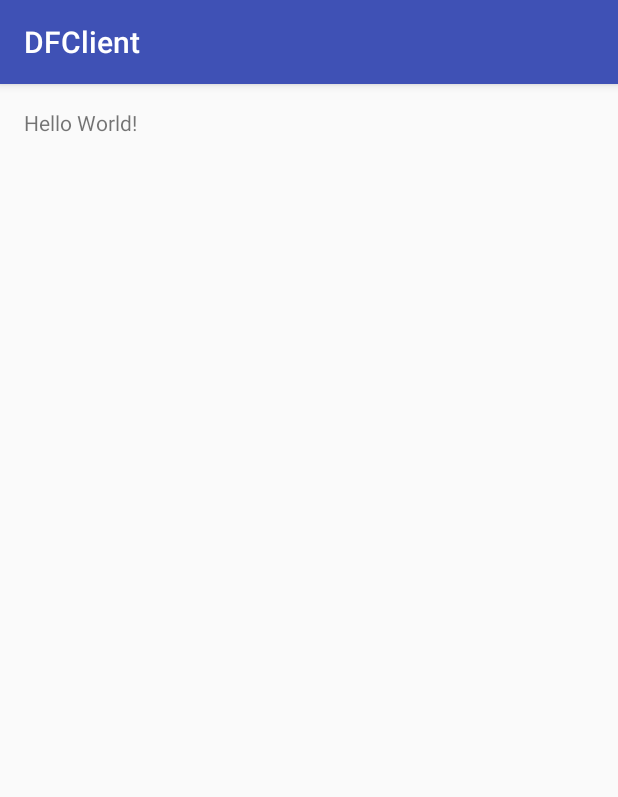
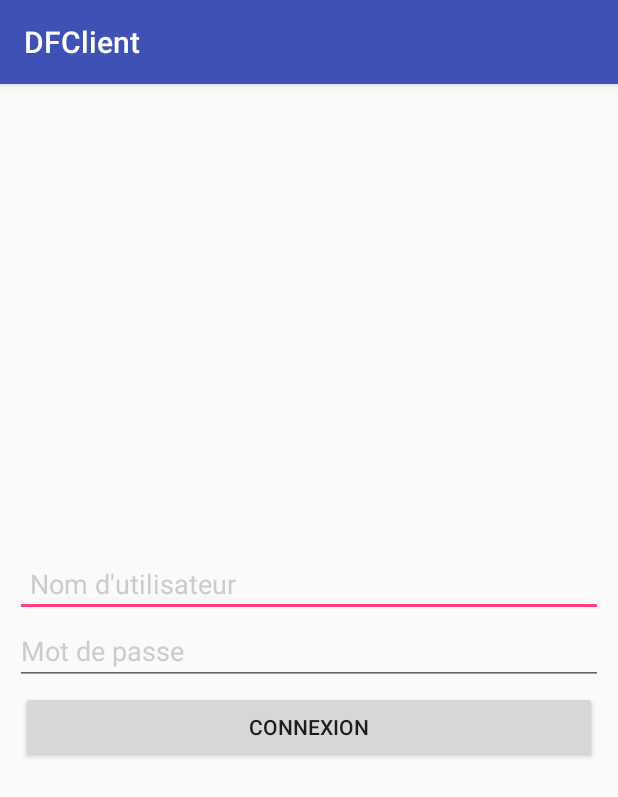
Before and after one commit to TeamDroneFireman/AndroidApp, an Android app: the screen it shows after launch (LoginActivity), on a phone screen of 412 x 824 dp. Shown: the top 797 px of the screen. Run offline under Robolectric (Android 15) with nearby library versions, the phone set to English and light mode, and no system bars.

Commit message:
Ajout d'un formulaire basique de login

```diff
--- a/app/src/main/res/layout/activity_login.xml
+++ b/app/src/main/res/layout/activity_login.xml
@@ -1,16 +1,39 @@
-<?xml version="1.0" encoding="utf-8"?>
 <RelativeLayout xmlns:android="http://schemas.android.com/apk/res/android"
     xmlns:tools="http://schemas.android.com/tools"
     android:layout_width="match_parent"
     android:layout_height="match_parent"
-    android:paddingBottom="@dimen/activity_vertical_margin"
-    android:paddingLeft="@dimen/activity_horizontal_margin"
-    android:paddingRight="@dimen/activity_horizontal_margin"
-    android:paddingTop="@dimen/activity_vertical_margin"
     tools:context=".activity.LoginActivity">
 
-    <TextView
-        android:layout_width="wrap_content"
+    <LinearLayout
+        android:orientation="vertical"
+        android:layout_width="match_parent"
         android:layout_height="wrap_content"
-        android:text="Hello World!" />
+        android:layout_centerInParent="true"
+        android:padding="10dp"
+        >
+
+        <EditText
+            android:id="@+id/username"
+            android:layout_width="match_parent"
+            android:layout_height="wrap_content"
+            android:padding="10dp"
+            android:hint="@string/login_username_text"
+            android:textColorHint="#cccccc"/>
+        <EditText
+            android:id="@+id/password"
+            android:layout_width="match_parent"
+            android:layout_height="wrap_content"
+            android:hint="@string/login_password_text"
+            android:textColorHint="#cccccc"
+            android:password="true"/>
+        <Button
+            android:id="@+id/btnSignIn"
+            android:layout_width="match_parent"
+            android:layout_height="wrap_content"
+            android:padding="10dp"
+            android:layout_margin="4dp"
+            android:text="@string/login_button_text"
+            />
+    </LinearLayout>
+
 </RelativeLayout>
--- a/app/src/main/res/values/strings.xml
+++ b/app/src/main/res/values/strings.xml
@@ -1,3 +1,9 @@
 <resources>
     <string name="app_name">DFClient</string>
+
+    <!-- Login -->
+    <string name="login_username_text">Nom d\'utilisateur</string>
+    <string name="login_password_text">Mot de passe</string>
+    <string name="login_button_text">Connexion</string>
+
 </resources>
```
